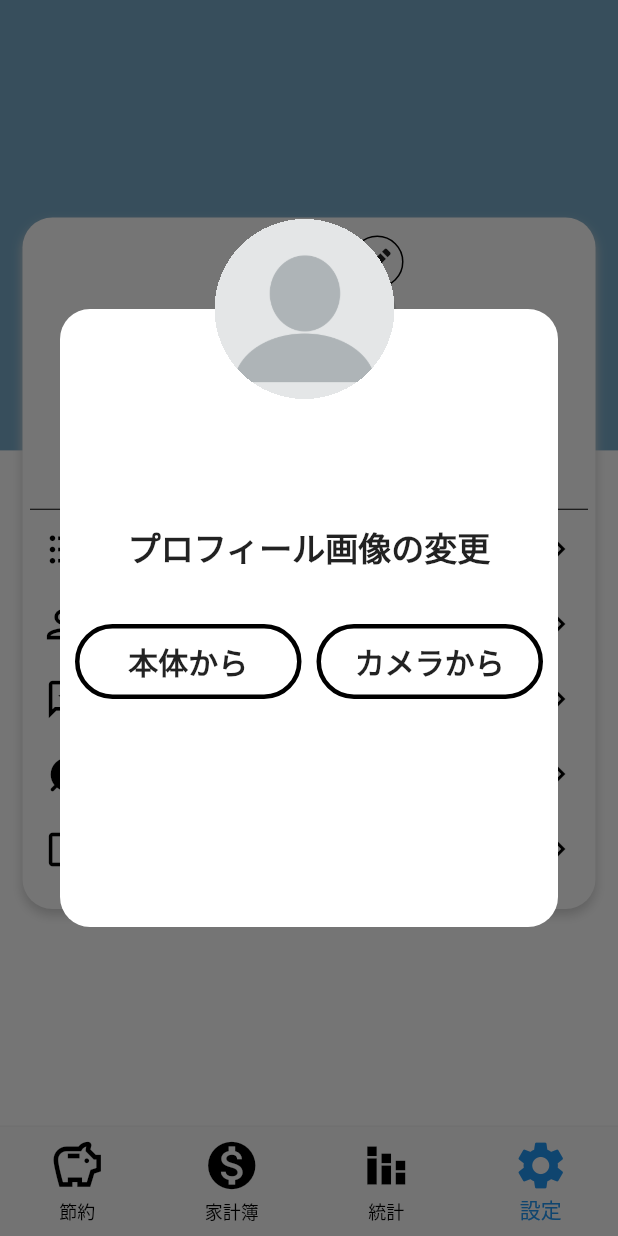
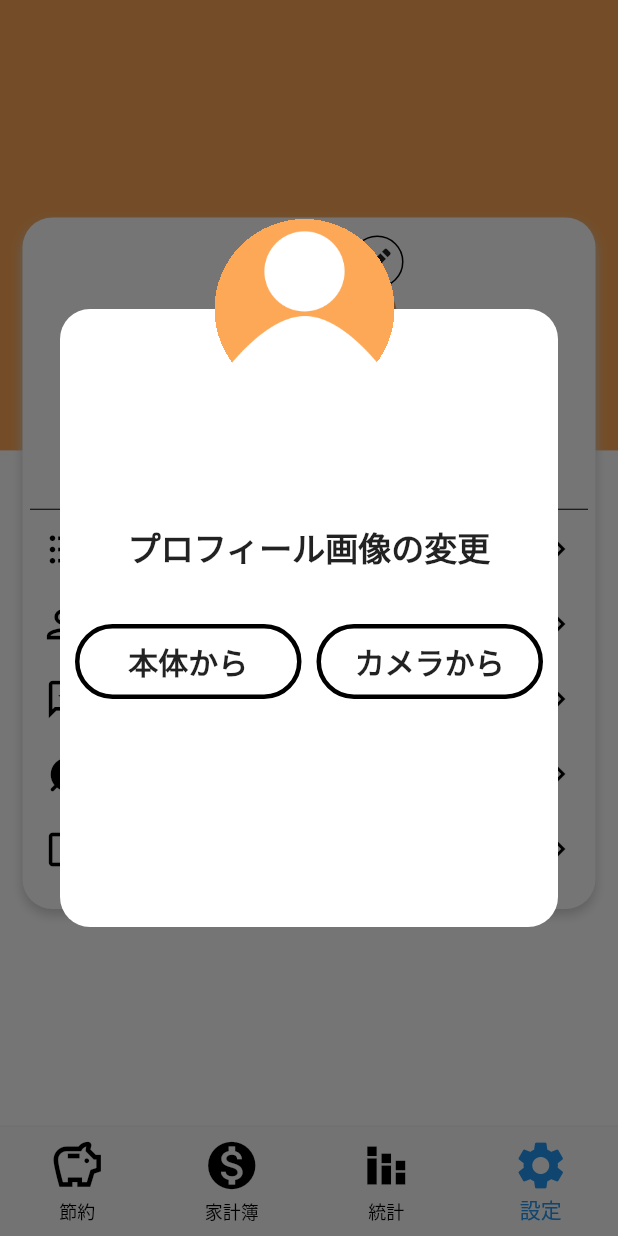
Before and after one commit to KimiMasa1021/account_book_app, a Flutter app: the screen it shows once a user with an empty profile is signed in, item 4 of the bottom bar chosen, after a tap on the "edit" icon, on a phone screen of 412 x 824 dp. Run offline on Flutter 3.47's test engine with Material 2 defaults, Android fonts, the phone set to English and light mode, and no system bars; our stand-ins replace cloud_firestore, confetti, firebase_auth, firebase_core, firebase_storage, fl_chart and 13 more; missing offline and left inert: app_review, qr_code_scanner; accounts and stored records are empty.

Commit message:
画像の変更　テーマカラーの変更

```diff
--- a/lib/component/auth/border_button.dart
+++ b/lib/component/auth/border_button.dart
@@ -24,14 +24,14 @@ class BorderButton extends StatelessWidget {
           ),
           border: Border.all(
             width: 3,
-            color: HexColor("850E35"),
+            color: HexColor("#FDA857"),
           ),
         ),
         child: Center(
           child: Text(
             title,
             style: TextStyle(
-              color: HexColor("850E35"),
+              color: HexColor("#FDA857"),
               fontSize: 25,
             ),
           ),
--- a/lib/component/auth/painted_button.dart
+++ b/lib/component/auth/painted_button.dart
@@ -18,7 +18,7 @@ class PaintedButton extends StatelessWidget {
         width: double.infinity,
         height: 58,
         decoration: BoxDecoration(
-          color: HexColor("850E35"),
+          color: HexColor("#FDA857"),
           borderRadius: const BorderRadius.all(
             Radius.circular(123),
           ),
--- a/lib/component/auth/pink_background.dart
+++ b/lib/component/auth/pink_background.dart
@@ -26,7 +26,7 @@ class PinkBackGround extends HookConsumerWidget {
         width: size.width,
         height: size.height * heightScale,
         decoration: BoxDecoration(
-          color: HexColor("EE6983"),
+          color: HexColor("#FDA857"),
           borderRadius: const BorderRadius.only(
             bottomLeft: Radius.circular(100),
             bottomRight: Radius.circular(100),
--- a/lib/view/auth/top.dart
+++ b/lib/view/auth/top.dart
@@ -77,11 +77,12 @@ class Top extends HookConsumerWidget {
                                   ),
                                 ),
                                 Padding(
-                                  padding: EdgeInsets.symmetric(horizontal: 5),
+                                  padding: EdgeInsets.symmetric(
+                                      horizontal: 5, vertical: 10),
                                   child: Text(
                                     "初めての方はこちら",
                                     style: TextStyle(
-                                      fontSize: 15,
+                                      fontSize: 18,
                                     ),
                                   ),
                                 ),
--- a/lib/view/pages/setting/setting.dart
+++ b/lib/view/pages/setting/setting.dart
@@ -1,6 +1,7 @@
 import 'package:account_book_app/component/setting/edit_img_dialog.dart';
 import 'package:account_book_app/component/setting/rename_dialog.dart';
 import 'package:account_book_app/component/setting/sign_out_dialog.dart';
+import 'package:account_book_app/constant/hex_color.dart';
 import 'package:account_book_app/provider/general_provider.dart';
 import 'package:account_book_app/view/pages/setting/setting_web_view.dart';
 import 'package:flutter/material.dart';
@@ -25,8 +26,8 @@ class Setting extends HookConsumerWidget {
               Expanded(
                 flex: 2,
                 child: Container(
-                  decoration: const BoxDecoration(
-                    color: Color.fromARGB(255, 120, 171, 201),
+                  decoration: BoxDecoration(
+                    color: HexColor("#FDA857"),
                   ),
                 ),
               ),
@@ -48,7 +49,6 @@ class Setting extends HookConsumerWidget {
                 clipBehavior: Clip.none,
                 padding:
                     const EdgeInsets.symmetric(horizontal: 5, vertical: 15),
-                // height: MediaQuery.of(context).size.height / 1.4,
                 decoration: BoxDecoration(
                   color: Colors.white,
                   borderRadius: BorderRadius.circular(20),
@@ -166,13 +166,6 @@ class Setting extends HookConsumerWidget {
                         Navigator.pushNamed(context, FriendAddScan.id);
                       },
                     ),
-                    // SettingTile(
-                    //   icon: Icons.palette_outlined,
-                    //   title: "テーマカラーの変更",
-                    //   function: () {
-                    //     Navigator.pushNamed(context, FriendsList.id);
-                    //   },
-                    // ),
                     SettingTile(
                       icon: Icons.reviews_outlined,
                       title: "アプリのレビュー",
```
Also changed, not shown: assets/img/profile.png.
